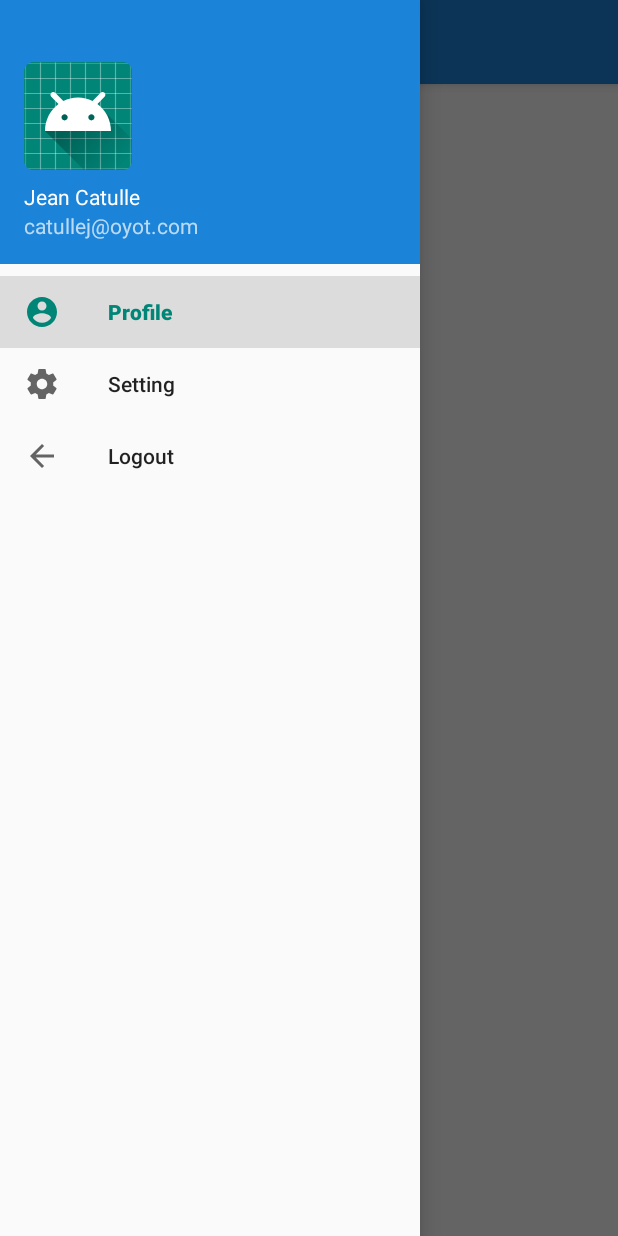
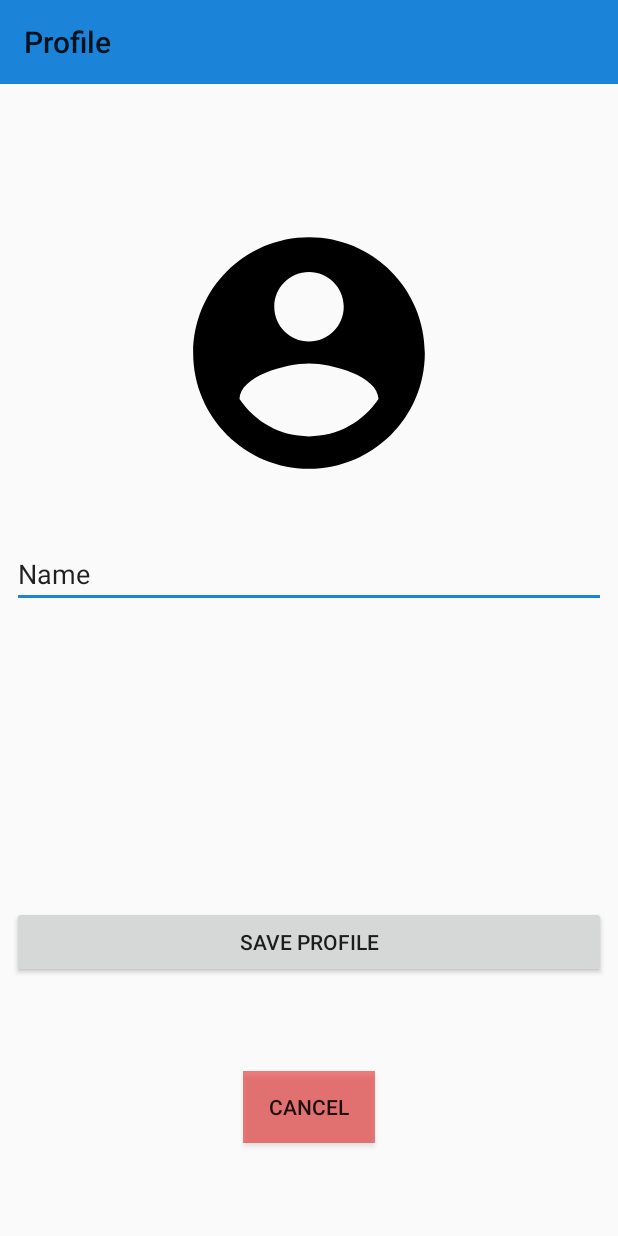
Before and after one commit to jjcatulle/NoTOYOTV1, an Android app: the screen it shows after launch once a user with an empty profile is signed in (MainActivity before the commit, SetupActivity after it), after a tap on "Profile", on a phone screen of 412 x 824 dp. Run offline under Robolectric (Android 15) with nearby library versions, the phone set to English and light mode, and no system bars; our stand-ins replace CircleImageView, Firebase (no records; nobody signed in at launch, a user with empty details on screens opened directly); 1 other tap on this screen came first.

Commit message:
import com.google.android.material.navigation.NavigationView; (started the profile setup)

```diff
--- a/app/build.gradle
+++ b/app/build.gradle
@@ -25,6 +25,8 @@ dependencies {
     implementation 'com.android.support:design:28.0.0'
     implementation 'com.android.support.constraint:constraint-layout:1.1.3'
     implementation 'com.google.firebase:firebase-auth:16.0.3'
+    implementation 'com.google.firebase:firebase-storage:16.0.1'
+    implementation 'de.hdodenhof:circleimageview:3.0.0'
     testImplementation 'junit:junit:4.12'
     androidTestImplementation 'com.android.support.test:runner:1.0.2'
     androidTestImplementation 'com.android.support.test.espresso:espresso-core:3.0.2'
--- a/app/src/main/java/com/example/oyotv1/MainActivity.java
+++ b/app/src/main/java/com/example/oyotv1/MainActivity.java
@@ -1,21 +1,20 @@
 package com.example.oyotv1;
 
 import android.content.Intent;
+import android.os.Bundle;
 import android.support.annotation.NonNull;
 import android.support.design.widget.NavigationView;
-import android.support.v4.app.ActivityCompat;
 import android.support.v4.view.GravityCompat;
 import android.support.v4.widget.DrawerLayout;
 import android.support.v7.app.ActionBarDrawerToggle;
 import android.support.v7.app.AppCompatActivity;
-import android.os.Bundle;
 import android.support.v7.widget.Toolbar;
-import android.view.Gravity;
-import android.view.Menu;
 import android.view.MenuItem;
+
 
 import com.google.firebase.auth.FirebaseAuth;
 import com.google.firebase.auth.FirebaseUser;
+
 
 public class MainActivity extends AppCompatActivity implements NavigationView.OnNavigationItemSelectedListener{
 
@@ -53,9 +52,18 @@ public class MainActivity extends AppCompatActivity implements NavigationView.On
             case R.id.nav_logout:
                 logOut();
                 break;
+            case R.id.nav_profile:
+                profile();
+                break;
             /////make more case statements for functions of the nav header
         }
         return true;
+    }
+
+    private void profile() {
+        Intent setupIntent = new Intent(MainActivity.this, SetupActivity.class);
+        startActivity(setupIntent);
+        finish();
     }
 
     @Override
--- a/app/src/main/java/com/example/oyotv1/RegisterActivity.java
+++ b/app/src/main/java/com/example/oyotv1/RegisterActivity.java
@@ -70,12 +70,12 @@ public class RegisterActivity extends AppCompatActivity {
                             @Override
                             public void onComplete(@NonNull Task<AuthResult> task) {
                                 if (task.isSuccessful()){
-//
-//                                    Intent setupIntent = new Intent(RegisterActivity.this, SetupActivity.class);
-//                                    startActivity(setupIntent);
-//                                    finish();
-                                    Toast.makeText(RegisterActivity.this," Registering",Toast.LENGTH_LONG).show();
-                                    sendToMain();
+                                    Toast.makeText(RegisterActivity.this,"Profile Setup",Toast.LENGTH_LONG).show();
+
+                                    Intent setupIntent = new Intent(RegisterActivity.this, SetupActivity.class);
+                                    startActivity(setupIntent);
+                                    finish();
+
 
                                 }else {
 
--- /dev/null
+++ b/app/src/main/java/com/example/oyotv1/SetupActivity.java
@@ -0,0 +1,139 @@
+package com.example.oyotv1;
+
+import android.Manifest;
+import android.content.Intent;
+import android.content.pm.PackageManager;
+import android.database.Cursor;
+import android.graphics.Bitmap;
+import android.graphics.BitmapFactory;
+import android.net.Uri;
+import android.os.Build;
+import android.provider.MediaStore;
+import android.support.annotation.NonNull;
+import android.support.annotation.Nullable;
+import android.support.v4.app.ActivityCompat;
+import android.support.v4.content.ContextCompat;
+import android.support.v7.app.AppCompatActivity;
+import android.os.Bundle;
+import android.support.v7.widget.Toolbar;
+import android.text.TextUtils;
+import android.util.Log;
+import android.view.View;
+import android.widget.Button;
+import android.widget.EditText;
+import android.widget.ImageView;
+import android.widget.Toast;
+import android.support.v7.widget.Toolbar;
+
+import com.google.android.gms.auth.api.signin.internal.Storage;
+import com.google.android.gms.tasks.OnCompleteListener;
+import com.google.android.gms.tasks.Task;
+import com.google.firebase.auth.FirebaseAuth;
+import com.google.firebase.storage.FirebaseStorage;
+import com.google.firebase.storage.StorageReference;
+import com.google.firebase.storage.UploadTask;
+
+
+import java.io.File;
+import java.io.IOException;
+
+
+import de.hdodenhof.circleimageview.CircleImageView;
+
+public class SetupActivity extends AppCompatActivity {
+
+
+
+    private CircleImageView setupimage;
+    private Uri resultUri =null;
+
+    private EditText setupName;
+    private Button setupBtn;
+    private Button setupCancelbtn;
+
+    private StorageReference storageReference;
+    private FirebaseAuth firebaseAuth;
+//    private android.util.Log Log;
+
+    @Override
+    protected void onCreate(Bundle savedInstanceState) {
+        super.onCreate(savedInstanceState);
+        setContentView(R.layout.activity_setup);
+
+        Toolbar setupToolbar =findViewById(R.id.setupToolbar);
+        setSupportActionBar(setupToolbar);
+        getSupportActionBar().setTitle("Profile");
+
+        firebaseAuth= FirebaseAuth.getInstance();
+        storageReference= FirebaseStorage.getInstance().getReference();
+
+        setupimage=findViewById(R.id.setup_image);
+        setupName=findViewById(R.id.setup_name);
+        setupBtn=findViewById(R.id.setup_btn);
+        setupCancelbtn=findViewById(R.id.setup_cancel_btn);
+
+        setupCancelbtn.setOnClickListener(new View.OnClickListener() {
+            @Override
+            public void onClick(View v) {
+                Intent mainIntent=new Intent(SetupActivity.this, MainActivity.class);
+                startActivity(mainIntent);
+                finish();
+            }
+        });
+
+//////////////////////////////////
+        setupBtn.setOnClickListener(new View.OnClickListener() {
+            @Override
+            public void onClick(View v) {
+////////// EVERYTHING TO FIREEBASE STORAGE
+                String user_name=setupName.getText().toString();
+
+//                if (!TextUtils.isEmpty(user_name) && bitmap !=null){
+//
+//                    String user_id=firebaseAuth.getCurrentUser().getUid();
+//
+//                    StorageReference image_path=storageReference.child("profile_image").child(user_id+ ".jpg");
+//                    image_path.putFile(bitmap).addOnCompleteListener(new OnCompleteListener<UploadTask.TaskSnapshot>() {
+//                        @Override
+//                        public void onComplete(@NonNull Task<UploadTask.TaskSnapshot> task) {
+//
+//                            if(task.isSuccessful()){
+//
+//                            }else {
+//                                String error=task.getException().getMessage();
+//                                Toast.makeText(SetupActivity.this, "error: "+error,Toast.LENGTH_LONG).show();
+//                            }
+//
+//                        }
+//                    });
+//                }
+
+            }
+        });
+
+
+/////////////////////////////////////////////////////////////////////
+        setupimage.setOnClickListener(new View.OnClickListener() {
+            @Override
+            public void onClick(View v) {
+
+                if (Build.VERSION.SDK_INT >= Build.VERSION_CODES.M){
+
+                    if (ContextCompat.checkSelfPermission(SetupActivity.this, Manifest.permission.READ_EXTERNAL_STORAGE) != PackageManager.PERMISSION_GRANTED){
+
+                        Toast.makeText(SetupActivity.this,"Permission denied",Toast.LENGTH_LONG).show();
+                        ActivityCompat.requestPermissions(SetupActivity.this, new String[]{Manifest.permission.READ_EXTERNAL_STORAGE},1);
+
+                    }else{
+                        Toast.makeText(SetupActivity.this,"Pick an image",Toast.LENGTH_LONG).show();
+
+                    }
+                }
+
+            }
+        });
+
+
+    }
+
+}
--- /dev/null
+++ b/app/src/main/res/drawable/ic_search.xml
@@ -0,0 +1,9 @@
+<vector xmlns:android="http://schemas.android.com/apk/res/android"
+        android:width="24dp"
+        android:height="24dp"
+        android:viewportWidth="24.0"
+        android:viewportHeight="24.0">
+    <path
+        android:fillColor="#FF000000"
+        android:pathData="M15.5,14h-0.79l-0.28,-0.27C15.41,12.59 16,11.11 16,9.5 16,5.91 13.09,3 9.5,3S3,5.91 3,9.5 5.91,16 9.5,16c1.61,0 3.09,-0.59 4.23,-1.57l0.27,0.28v0.79l5,4.99L20.49,19l-4.99,-5zM9.5,14C7.01,14 5,11.99 5,9.5S7.01,5 9.5,5 14,7.01 14,9.5 11.99,14 9.5,14z"/>
+</vector>
--- /dev/null
+++ b/app/src/main/res/layout/activity_setup.xml
@@ -0,0 +1,77 @@
+<?xml version="1.0" encoding="utf-8"?>
+<android.support.constraint.ConstraintLayout xmlns:android="http://schemas.android.com/apk/res/android"
+    xmlns:app="http://schemas.android.com/apk/res-auto"
+    xmlns:tools="http://schemas.android.com/tools"
+    android:layout_width="match_parent"
+    android:layout_height="match_parent"
+    tools:context=".SetupActivity">
+
+    <android.support.v7.widget.Toolbar
+        android:id="@+id/setupToolbar"
+        android:layout_width="match_parent"
+        android:layout_height="wrap_content"
+        android:background="@color/colorAccent"
+        app:layout_constraintEnd_toEndOf="parent"
+        app:layout_constraintStart_toStartOf="parent"
+        app:layout_constraintTop_toTopOf="parent"></android.support.v7.widget.Toolbar>
+
+
+    <de.hdodenhof.circleimageview.CircleImageView
+        android:id="@+id/setup_image"
+        android:layout_width="169dp"
+        android:layout_height="185dp"
+        android:layout_marginStart="8dp"
+        android:layout_marginTop="8dp"
+        android:layout_marginEnd="8dp"
+        android:layout_marginBottom="8dp"
+        android:src="@drawable/ic_profile"
+        app:layout_constraintBottom_toBottomOf="parent"
+        app:layout_constraintEnd_toEndOf="parent"
+        app:layout_constraintStart_toStartOf="parent"
+        app:layout_constraintTop_toBottomOf="@+id/setupToolbar"
+        app:layout_constraintVertical_bias="0.139" />
+
+    <EditText
+        android:id="@+id/setup_name"
+        android:layout_width="0dp"
+        android:layout_height="wrap_content"
+        android:layout_marginStart="8dp"
+        android:layout_marginTop="32dp"
+        android:layout_marginEnd="8dp"
+        android:ems="10"
+        android:hint="@string/setup_name_hint"
+        android:inputType="textPersonName"
+        android:text="Name"
+        app:layout_constraintEnd_toEndOf="parent"
+        app:layout_constraintStart_toStartOf="parent"
+        app:layout_constraintTop_toBottomOf="@+id/setup_image" />
+
+    <Button
+        android:id="@+id/setup_btn"
+        android:layout_width="0dp"
+        android:layout_height="wrap_content"
+        android:layout_marginStart="8dp"
+        android:layout_marginEnd="8dp"
+        android:layout_marginBottom="172dp"
+        android:text="@string/setup_btn_name_text"
+        app:layout_constraintBottom_toBottomOf="parent"
+        app:layout_constraintEnd_toEndOf="parent"
+        app:layout_constraintHorizontal_bias="0.498"
+        app:layout_constraintStart_toStartOf="parent" />
+
+    <Button
+        android:id="@+id/setup_cancel_btn"
+        android:layout_width="wrap_content"
+        android:layout_height="wrap_content"
+        android:layout_marginStart="8dp"
+        android:layout_marginTop="8dp"
+        android:layout_marginEnd="8dp"
+        android:layout_marginBottom="8dp"
+        android:background="@color/colorPrimaryDark"
+        android:text="Cancel"
+        app:layout_constraintBottom_toBottomOf="parent"
+        app:layout_constraintEnd_toEndOf="parent"
+        app:layout_constraintStart_toStartOf="parent"
+        app:layout_constraintTop_toBottomOf="@+id/setup_btn" />
+
+</android.support.constraint.ConstraintLayout>
--- a/app/src/main/res/menu/drawer_menu.xml
+++ b/app/src/main/res/menu/drawer_menu.xml
@@ -4,6 +4,9 @@
     tools:showIn="navigation_view">
 
     <group android:checkableBehavior="single">
+        <item android:id="@+id/nav_search"
+            android:icon="@drawable/ic_search"
+            android:title="Search"/>
         <item android:id="@+id/nav_profile"
             android:icon="@drawable/ic_profile"
             android:title="Profile"/>
--- a/app/src/main/res/values/colors.xml
+++ b/app/src/main/res/values/colors.xml
@@ -1,6 +1,6 @@
 <?xml version="1.0" encoding="utf-8"?>
 <resources>
     <color name="colorPrimary">#008577</color>
-    <color name="colorPrimaryDark">#00574B</color>
+    <color name="colorPrimaryDark">#84E50D0D</color>
     <color name="colorAccent">#1B83D8</color>
 </resources>
--- a/app/src/main/res/values/strings.xml
+++ b/app/src/main/res/values/strings.xml
@@ -14,4 +14,6 @@
     <string name="action_logout_text">Logout</string>
     <string name="reg_btn_text">Register</string>
     <string name="reg_login_text">Already Registered? Login</string>
+    <string name="setup_name_hint">Name</string>
+    <string name="setup_btn_name_text">Save Profile</string>
 </resources>
```
Also changed, not shown: app/src/main/AndroidManifest.xml (+7 -2 lines), app/src/main/profile_icon-web.png (added), app/src/main/res/mipmap-hdpi/profile_icon.png (added), app/src/main/res/mipmap-mdpi/profile_icon.png (added), app/src/main/res/mipmap-xhdpi/profile_icon.png (added), app/src/main/res/mipmap-xxhdpi/profile_icon.png (added), app/src/main/res/mipmap-xxxhdpi/profile_icon.png (added), gradle.properties (line endings or trailing spaces).
